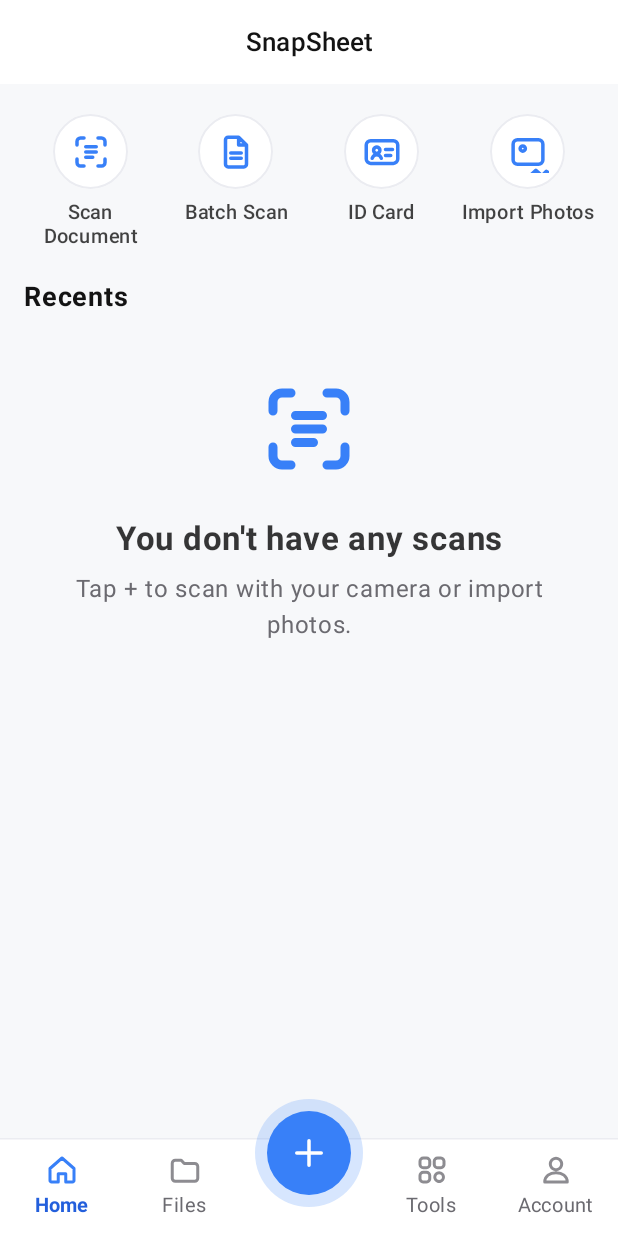
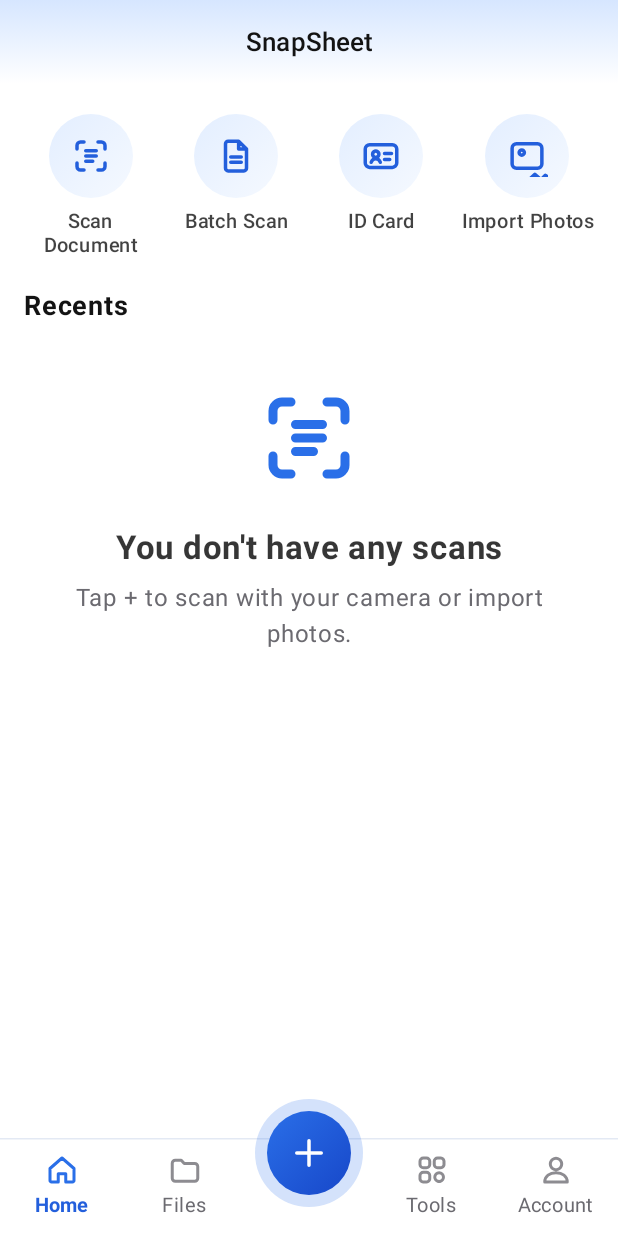
Before and after one commit to nguyentranminhnhat3536-gif/howtogetapp, an Android app built with Jetpack Compose: the screen it shows after launch (MainActivity), after a tap on "Continue without an account", on a phone screen of 412 x 824 dp. Run offline under Robolectric (Android 15) with nearby library versions, the phone set to English and light mode, and no system bars; our stand-ins replace Firebase (no records; nobody signed in at launch, a user with empty details on screens opened directly), Room's generated code; libraries missing offline, so code that uses them is left out: com.android.billingclient, com.google.mlkit.vision; 3 statements that could not run were skipped.

Commit message:
snap-sheet: 10 ngôn ngữ mới tự chọn theo máy, giao diện trắng chủ đạo với gradient xanh
Co-Authored-By: Claude Opus 5.5 <noreply@anthropic.com>
Claude-Session: https://claude.ai/code/session_01R6DHkVTWP8RRpFh5nm5Bh1

```diff
--- a/apps/snap-sheet/app/build.gradle.kts
+++ b/apps/snap-sheet/app/build.gradle.kts
@@ -60,6 +60,11 @@ android {
         compose = true
     }
 
+    // Android 13+: người dùng chọn ngôn ngữ riêng cho app trong Cài đặt › Ứng dụng › Ngôn ngữ.
+    androidResources {
+        generateLocaleConfig = true
+    }
+
     lint {
         // Báo cáo dạng chữ để CI đọc và gom lỗi; lint không chặn build debug.
         textReport = true
--- a/apps/snap-sheet/app/src/main/java/com/ethanstudio/snapsheet/ui/AppRoot.kt
+++ b/apps/snap-sheet/app/src/main/java/com/ethanstudio/snapsheet/ui/AppRoot.kt
@@ -81,6 +81,7 @@ import com.ethanstudio.snapsheet.ui.home.HomeScreen
 import com.ethanstudio.snapsheet.ui.main.MainEvent
 import com.ethanstudio.snapsheet.ui.main.MainViewModel
 import com.ethanstudio.snapsheet.ui.paywall.PaywallScreen
+import com.ethanstudio.snapsheet.ui.theme.Gradients
 import com.ethanstudio.snapsheet.ui.tools.ToolsScreen
 import com.ethanstudio.snapsheet.util.findActivity
 import com.ethanstudio.snapsheet.util.openEmailApp
@@ -305,10 +306,10 @@ private fun SnapBottomBar(selected: Int, onSelect: (Int) -> Unit, onScan: () ->
             contentAlignment = Alignment.Center,
         ) {
             Box(
-                Modifier.size(56.dp).clip(CircleShape).background(colors.primary).clickable(role = Role.Button, onClick = onScan),
+                Modifier.size(56.dp).clip(CircleShape).background(Gradients.Primary).clickable(role = Role.Button, onClick = onScan),
                 contentAlignment = Alignment.Center,
             ) {
-                Icon(painterResource(R.drawable.ic_plus), stringResource(R.string.nav_scan), Modifier.size(28.dp), tint = colors.onPrimary)
+                Icon(painterResource(R.drawable.ic_plus), stringResource(R.string.nav_scan), Modifier.size(28.dp), tint = Color.White)
             }
         }
     }
--- a/apps/snap-sheet/app/src/main/java/com/ethanstudio/snapsheet/ui/auth/AuthScreens.kt
+++ b/apps/snap-sheet/app/src/main/java/com/ethanstudio/snapsheet/ui/auth/AuthScreens.kt
@@ -45,6 +45,7 @@ import androidx.compose.ui.Alignment
 import androidx.compose.ui.Modifier
 import androidx.compose.ui.draw.BlurredEdgeTreatment
 import androidx.compose.ui.draw.blur
+import androidx.compose.ui.graphics.Brush
 import androidx.compose.ui.graphics.Color
 import androidx.compose.ui.platform.LocalContext
 import androidx.compose.ui.res.painterResource
@@ -63,22 +64,24 @@ import androidx.lifecycle.compose.collectAsStateWithLifecycle
 import com.ethanstudio.snapsheet.R
 import com.ethanstudio.snapsheet.auth.AuthError
 import com.ethanstudio.snapsheet.auth.AuthValidation
+import com.ethanstudio.snapsheet.ui.common.GradientButton
+import com.ethanstudio.snapsheet.ui.theme.Gradients
 import com.ethanstudio.snapsheet.util.findActivity
 
-/** Màu của nhóm màn đăng nhập (nền tối, thẻ kính mờ) lấy từ theme tối của Scan Design System. */
+/** Màu của nhóm màn đăng nhập: nền trắng, khối xanh nhạt nhòe phía sau, thẻ trắng mờ, nút gradient xanh. */
 private object AuthColors {
-    val Ground = Color(0xFF0F1114)
-    val Ink = Color(0xFFF4F5F7)
-    val InkSoft = Color(0xD1F4F5F7)
-    val Primary = Color(0xFF5B96FA)
-    val OnPrimary = Color(0xFF07142B)
-    val Link = Color(0xFF8DB4FF)
-    val Error = Color(0xFFFF8A80)
-    val Blob1 = Color(0xFF3880F8)
-    val Blob2 = Color(0xFF235FDC)
-    val Glass = Color(0x990F1114)
-    val Border = Color(0x3DF4F5F7)
-    val FieldBorder = Color(0x99F4F5F7)
+    val Ground = Color(0xFFFFFFFF)
+    val Ink = Color(0xFF131313)
+    val InkSoft = Color(0xFF5A5F6B)
+    val Primary = Color(0xFF2A6FE8)
+    val OnPrimary = Color(0xFFFFFFFF)
+    val Link = Color(0xFF235FDC)
+    val Error = Color(0xFFC62828)
+    val Blob1 = Color(0xFF8FBCFF)
+    val Blob2 = Color(0xFFB9D4FF)
+    val Glass = Color(0xEBFFFFFF)
+    val Border = Color(0xFFE3E9F4)
+    val FieldBorder = Color(0xFF7F8AA0)
 }
 
 @StringRes
@@ -103,7 +106,7 @@ fun AuthError.messageRes(): Int = when (this) {
 /** Nền tối với các khối màu nhòe, thẻ kính mờ ở giữa. Cuộn được và né bàn phím. */
 @Composable
 private fun AuthBackground(content: @Composable ColumnScope.() -> Unit) {
-    Box(Modifier.fillMaxSize().background(AuthColors.Ground)) {
+    Box(Modifier.fillMaxSize().background(Brush.verticalGradient(listOf(Color(0xFFD6E6FF), AuthColors.Ground)))) {
         Box(Modifier.offset(x = (-70).dp, y = 80.dp).size(250.dp).blur(48.dp, BlurredEdgeTreatment.Unbounded).background(AuthColors.Blob1, CircleShape))
         Box(Modifier.align(Alignment.BottomEnd).offset(x = 60.dp, y = (-90).dp).size(230.dp).blur(48.dp, BlurredEdgeTreatment.Unbounded).background(AuthColors.Blob2, RoundedCornerShape(40.dp)))
         Column(
@@ -151,24 +154,7 @@ private fun ErrorText(error: AuthError?, code: String? = null) {
 
 @Composable
 private fun PrimaryButton(text: String, busy: Boolean, onClick: () -> Unit) {
-    Button(
-        onClick = onClick,
-        enabled = !busy,
-        modifier = Modifier.fillMaxWidth().heightIn(min = 52.dp),
-        shape = CircleShape,
-        colors = ButtonDefaults.buttonColors(
-            containerColor = AuthColors.Primary,
-            contentColor = AuthColors.OnPrimary,
-            disabledContainerColor = AuthColors.Primary.copy(alpha = 0.5f),
-            disabledContentColor = AuthColors.OnPrimary,
-        ),
-    ) {
-        if (busy) {
-            CircularProgressIndicator(Modifier.size(22.dp), color = AuthColors.OnPrimary, strokeWidth = 2.5.dp)
-        } else {
-            Text(text, fontSize = 17.sp, fontWeight = FontWeight.SemiBold)
-        }
-    }
+    GradientButton(text = text, onClick = onClick, modifier = Modifier.fillMaxWidth(), busy = busy, minHeight = 54.dp, fontSize = 17.sp)
 }
 
 @Composable
@@ -199,8 +185,8 @@ private fun fieldColors() = OutlinedTextFieldDefaults.colors(
     focusedLabelColor = AuthColors.Link,
     unfocusedLabelColor = AuthColors.InkSoft,
     cursorColor = AuthColors.Link,
-    focusedContainerColor = Color(0x0FF4F5F7),
-    unfocusedContainerColor = Color(0x0FF4F5F7),
+    focusedContainerColor = Color(0xFFFFFFFF),
+    unfocusedContainerColor = Color(0xFFFFFFFF),
 )
 
 @Composable
--- a/apps/snap-sheet/app/src/main/java/com/ethanstudio/snapsheet/ui/common/Components.kt
+++ b/apps/snap-sheet/app/src/main/java/com/ethanstudio/snapsheet/ui/common/Components.kt
@@ -19,6 +19,7 @@ import androidx.compose.foundation.layout.size
 import androidx.compose.foundation.layout.statusBarsPadding
 import androidx.compose.foundation.layout.width
 import androidx.compose.foundation.shape.CircleShape
+import androidx.compose.foundation.shape.RoundedCornerShape
 import androidx.compose.material3.Card
 import androidx.compose.material3.CardDefaults
 import androidx.compose.material3.HorizontalDivider
@@ -44,6 +45,7 @@ import androidx.compose.ui.unit.dp
 import androidx.compose.ui.unit.sp
 import com.ethanstudio.snapsheet.R
 import com.ethanstudio.snapsheet.data.Doc
+import com.ethanstudio.snapsheet.ui.theme.Gradients
 import com.ethanstudio.snapsheet.util.decodeSampledCached
 import kotlinx.coroutines.Dispatchers
 import kotlinx.coroutines.withContext
@@ -74,7 +76,7 @@ fun ProBadge(modifier: Modifier = Modifier) {
 /** Hàng tiêu đề của một tab: tên ở giữa, huy hiệu PRO bên trái nếu đã mua. */
 @Composable
 fun TabHeader(title: String, isPro: Boolean) {
-    Surface(color = MaterialTheme.colorScheme.surface) {
+    Box(Modifier.background(Gradients.header())) {
         Box(Modifier.fillMaxWidth().statusBarsPadding().heightIn(min = 56.dp).padding(horizontal = 16.dp, vertical = 8.dp)) {
             if (isPro) ProBadge(Modifier.align(Alignment.CenterStart))
             Text(
@@ -107,15 +109,8 @@ fun QuickAction(@DrawableRes icon: Int, label: String, onClick: () -> Unit, modi
         horizontalAlignment = Alignment.CenterHorizontally,
         verticalArrangement = Arrangement.spacedBy(8.dp),
     ) {
-        Surface(
-            shape = CircleShape,
-            color = MaterialTheme.colorScheme.surface,
-            border = BorderStroke(1.dp, MaterialTheme.colorScheme.outlineVariant),
-            modifier = Modifier.size(50.dp),
-        ) {
-            Box(contentAlignment = Alignment.Center) {
-                Icon(painterResource(icon), null, Modifier.size(28.dp), tint = MaterialTheme.colorScheme.primary)
-            }
+        Box(Modifier.size(56.dp).background(Gradients.soft(), CircleShape), contentAlignment = Alignment.Center) {
+            Icon(painterResource(icon), null, Modifier.size(28.dp), tint = MaterialTheme.colorScheme.secondary)
         }
         Text(
             label,
@@ -144,7 +139,9 @@ fun ToolCard(@DrawableRes icon: Int, title: String, subtitle: String, onClick: (
             verticalAlignment = Alignment.CenterVertically,
             horizontalArrangement = Arrangement.spacedBy(16.dp),
         ) {
-            Icon(painterResource(icon), null, Modifier.size(48.dp), tint = MaterialTheme.colorScheme.primary)
+            Box(Modifier.size(64.dp).background(Gradients.soft(), RoundedCornerShape(18.dp)), contentAlignment = Alignment.Center) {
+                Icon(painterResource(icon), null, Modifier.size(34.dp), tint = MaterialTheme.colorScheme.secondary)
+            }
             Column(Modifier.weight(1f), verticalArrangement = Arrangement.spacedBy(4.dp)) {
                 Text(title, fontSize = 20.sp, fontWeight = FontWeight.Medium, color = MaterialTheme.colorScheme.onSurface.copy(alpha = 0.85f))
                 Text(subtitle, fontSize = 16.sp, color = MaterialTheme.colorScheme.onSurfaceVariant)
--- /dev/null
+++ b/apps/snap-sheet/app/src/main/java/com/ethanstudio/snapsheet/ui/common/GradientButton.kt
@@ -0,0 +1,54 @@
+package com.ethanstudio.snapsheet.ui.common
+
+import androidx.compose.foundation.background
+import androidx.compose.foundation.clickable
+import androidx.compose.foundation.layout.Box
+import androidx.compose.foundation.layout.heightIn
+import androidx.compose.foundation.layout.padding
+import androidx.compose.foundation.layout.size
+import androidx.compose.foundation.shape.CircleShape
+import androidx.compose.material3.CircularProgressIndicator
+import androidx.compose.material3.Text
+import androidx.compose.runtime.Composable
+import androidx.compose.ui.Alignment
+import androidx.compose.ui.Modifier
+import androidx.compose.ui.draw.alpha
+import androidx.compose.ui.draw.clip
+import androidx.compose.ui.graphics.Color
+import androidx.compose.ui.semantics.Role
+import androidx.compose.ui.text.font.FontWeight
+import androidx.compose.ui.text.style.TextAlign
+import androidx.compose.ui.unit.Dp
+import androidx.compose.ui.unit.TextUnit
+import androidx.compose.ui.unit.dp
+import androidx.compose.ui.unit.sp
+import com.ethanstudio.snapsheet.ui.theme.Gradients
+
+/** Nút chính có nền gradient xanh, chữ trắng, bo tròn. */
+@Composable
+fun GradientButton(
+    text: String,
+    onClick: () -> Unit,
+    modifier: Modifier = Modifier,
+    enabled: Boolean = true,
+    busy: Boolean = false,
+    minHeight: Dp = 56.dp,
+    fontSize: TextUnit = 18.sp,
+) {
+    Box(
+        modifier
+            .heightIn(min = minHeight)
+            .clip(CircleShape)
+            .background(Gradients.Primary)
+            .alpha(if (enabled) 1f else 0.45f)
+            .clickable(enabled = enabled && !busy, role = Role.Button, onClick = onClick)
+            .padding(horizontal = 20.dp, vertical = 10.dp),
+        contentAlignment = Alignment.Center,
+    ) {
+        if (busy) {
+            CircularProgressIndicator(Modifier.size(22.dp), color = Color.White, strokeWidth = 2.5.dp)
+        } else {
+            Text(text, color = Color.White, fontSize = fontSize, fontWeight = FontWeight.SemiBold, textAlign = TextAlign.Center)
+        }
+    }
+}
--- a/apps/snap-sheet/app/src/main/java/com/ethanstudio/snapsheet/ui/doc/DocScreen.kt
+++ b/apps/snap-sheet/app/src/main/java/com/ethanstudio/snapsheet/ui/doc/DocScreen.kt
@@ -49,7 +49,9 @@ import androidx.compose.ui.unit.dp
 import androidx.lifecycle.compose.collectAsStateWithLifecycle
 import com.ethanstudio.snapsheet.R
 import com.ethanstudio.snapsheet.data.FreeLimits
+import com.ethanstudio.snapsheet.ui.common.GradientButton
 import com.ethanstudio.snapsheet.ui.common.PageThumbnail
+import androidx.compose.ui.unit.sp
 import com.ethanstudio.snapsheet.util.shareFiles
 import com.ethanstudio.snapsheet.util.shareText
 import com.ethanstudio.snapsheet.util.viewPdf
@@ -125,8 +127,8 @@ fun DocScreen(
                 item {
                     Column(verticalArrangement = Arrangement.spacedBy(8.dp)) {
                         Row(horizontalArrangement = Arrangement.spacedBy(8.dp)) {
-                            Button({ viewModel.export(ExportKind.OPEN_PDF) }, Modifier.weight(1f)) { Text(stringResource(R.string.doc_open)) }
-                            Button({ viewModel.export(ExportKind.SHARE_PDF) }, Modifier.weight(1f)) { Text(stringResource(R.string.doc_share_pdf)) }
+                            GradientButton(stringResource(R.string.doc_open), { viewModel.export(ExportKind.OPEN_PDF) }, Modifier.weight(1f), minHeight = 48.dp, fontSize = 15.sp)
+                            GradientButton(stringResource(R.string.doc_share_pdf), { viewModel.export(ExportKind.SHARE_PDF) }, Modifier.weight(1f), minHeight = 48.dp, fontSize = 15.sp)
                         }
                         Row(horizontalArrangement = Arrangement.spacedBy(8.dp)) {
                             FilledTonalButton({ viewModel.export(ExportKind.SHARE_IMAGES) }, Modifier.weight(1f)) { Text(stringResource(R.string.doc_share_images)) }
--- a/apps/snap-sheet/app/src/main/java/com/ethanstudio/snapsheet/ui/theme/Color.kt
+++ b/apps/snap-sheet/app/src/main/java/com/ethanstudio/snapsheet/ui/theme/Color.kt
@@ -3,14 +3,14 @@ package com.ethanstudio.snapsheet.ui.theme
 import androidx.compose.ui.graphics.Color
 
 // Giá trị lấy từ Scan Design System (tokens.json). Đổi token thì đổi ở đây.
-val Primary = Color(0xFF3880F8)
+val Primary = Color(0xFF2A6FE8)
 val OnPrimary = Color(0xFFFFFFFF)
 val PrimaryStrong = Color(0xFF235FDC)
-val PrimaryTint = Color(0xFFE5EFF9)
-val Canvas = Color(0xFFF7F8FA)
+val PrimaryTint = Color(0xFFE6EFFF)
+val Canvas = Color(0xFFFFFFFF)
 val Surface = Color(0xFFFFFFFF)
-val Fill = Color(0xFFEEEEF1)
-val Hairline = Color(0xFFEBECF1)
+val Fill = Color(0xFFEEF3FC)
+val Hairline = Color(0xFFE3E9F4)
 val Ink = Color(0xFF131313)
 val Muted = Color(0xFF8D8C91)
 val MutedAa = Color(0xFF6B6A70)
--- /dev/null
+++ b/apps/snap-sheet/app/src/main/java/com/ethanstudio/snapsheet/ui/theme/Gradients.kt
@@ -0,0 +1,34 @@
+package com.ethanstudio.snapsheet.ui.theme
+
+import androidx.compose.foundation.isSystemInDarkTheme
+import androidx.compose.runtime.Composable
+import androidx.compose.ui.graphics.Brush
+import androidx.compose.ui.graphics.Color
+
+/**
+ * Gradient xanh của app (nền chủ đạo trắng, xanh là màu phụ).
+ * Gradient nút đi từ #2A6FE8 tới #1747C9: chữ trắng đạt ≥ 4.6:1 ở mọi điểm.
+ */
+object Gradients {
+    val ButtonStart = Color(0xFF2A6FE8)
+    val ButtonEnd = Color(0xFF1747C9)
+
+    /** Nút chính, nút +, ảnh đại diện. */
+    val Primary: Brush = Brush.linearGradient(listOf(ButtonStart, ButtonEnd))
+
+    /** Dải nền đầu màn hình: xanh rất nhạt chuyển dần về nền. */
+    @Composable
+    fun header(): Brush = if (isSystemInDarkTheme()) {
+        Brush.verticalGradient(listOf(Color(0xFF13233F), Color(0xFF0F1114)))
+    } else {
+        Brush.verticalGradient(listOf(Color(0xFFD6E6FF), Color(0xFFFFFFFF)))
+    }
+
+    /** Nền nhẹ cho thẻ, vòng tròn icon, thẻ Pro. */
+    @Composable
+    fun soft(): Brush = if (isSystemInDarkTheme()) {
+        Brush.linearGradient(listOf(Color(0xFF1A2A48), Color(0xFF151C2A)))
+    } else {
+        Brush.linearGradient(listOf(Color(0xFFE3EEFF), Color(0xFFF5F9FF)))
+    }
+}
--- /dev/null
+++ b/apps/snap-sheet/app/src/main/res/resources.properties
@@ -0,0 +1 @@
+unqualifiedResLocale=en-US
```
Also changed, not shown: apps/snap-sheet/app/src/main/java/com/ethanstudio/snapsheet/ui/account/AccountScreen.kt (+12 -12 lines), apps/snap-sheet/app/src/main/java/com/ethanstudio/snapsheet/ui/paywall/PaywallScreen.kt (+13 -10 lines), 11 other files.
